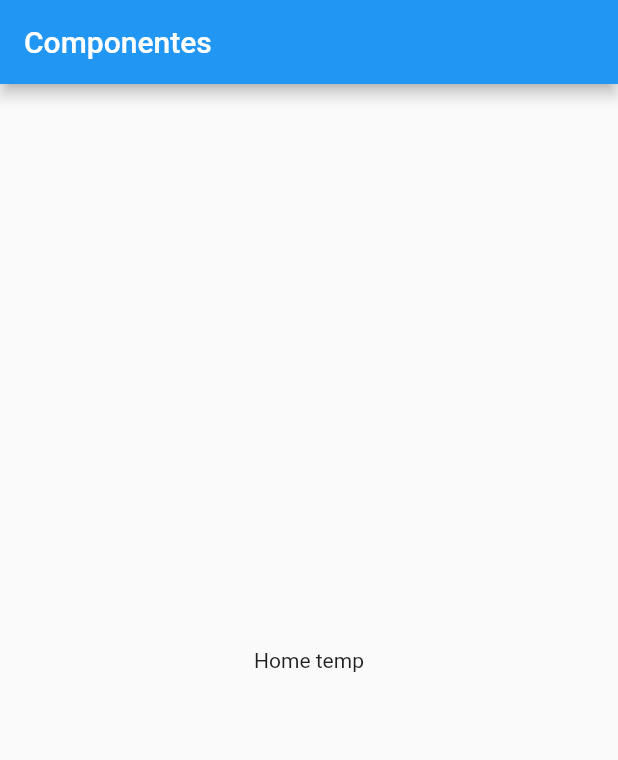
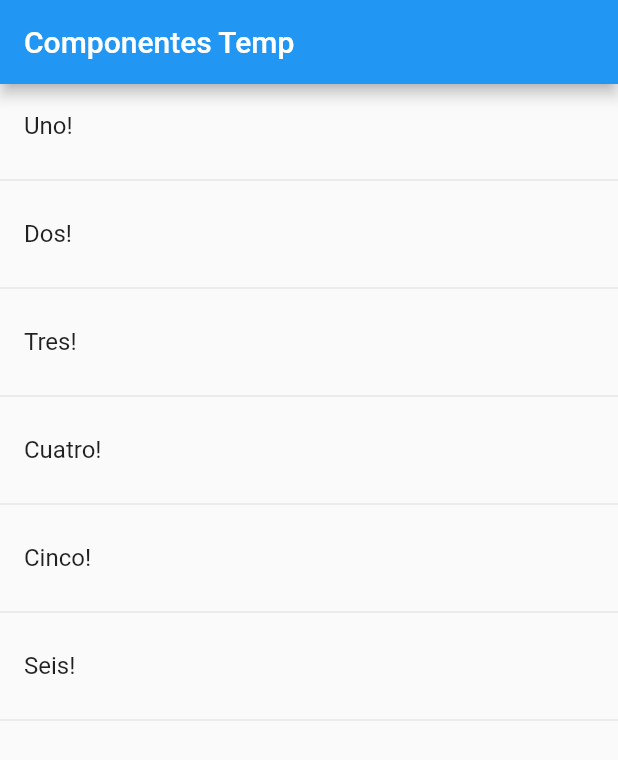
Before and after one commit to agustinmacia/componentes-flutter, a Flutter app: the screen it shows after launch, on a phone screen of 412 x 824 dp. Shown: the top 760 px of the screen. Run offline on Flutter 3.47's test engine with Material 2 defaults, Android fonts, the phone set to English and light mode, and no system bars.

Commit message:
ListTile & Divider

```diff
--- a/lib/main.dart
+++ b/lib/main.dart
@@ -9,12 +9,7 @@ class MyApp extends StatelessWidget {
     return MaterialApp(
       debugShowCheckedModeBanner: false,
       title: 'Componentes App',
-      home: Scaffold(
-        appBar: AppBar(
-          title: Text('Componentes'),
-        ),
-        body: HomePageTemp()
-      ),
+      home: HomePageTemp(),
     );
   }
 }
--- a/lib/src/pages/home_temp.dart
+++ b/lib/src/pages/home_temp.dart
@@ -1,10 +1,54 @@
 import 'package:flutter/material.dart';
 
 class HomePageTemp extends StatelessWidget {
+
+  final opciones = ['Uno','Dos','Tres','Cuatro','Cinco','Seis'];
+
   @override
   Widget build(BuildContext context) {
-    return Center(
-      child: Text('Home temp'),
+    return Scaffold(
+      appBar: AppBar(
+        title: Text('Componentes Temp'),
+      ),
+      body: ListView(
+        children: _crearItemsCorto()
+      ),
     );
   }
+
+
+  List<Widget> _crearItems(){
+
+    List<Widget> lista = new List<Widget>();
+
+    for (String opcion in opciones) {
+      final tempWidget = ListTile(
+        title: Text(opcion),
+      );
+
+      lista..add(tempWidget)
+           ..add(Divider());
+    }
+
+    return lista;
+  }
+
+  List<Widget> _crearItemsCorto() {
+
+    return opciones.map((widget){
+
+        return Column(
+          children: <Widget>[
+            ListTile(
+              title: Text(widget + '!'),
+            ),
+            Divider(),
+          ],
+        );
+
+    }).toList();
+
+  }
+
+
 }
```
